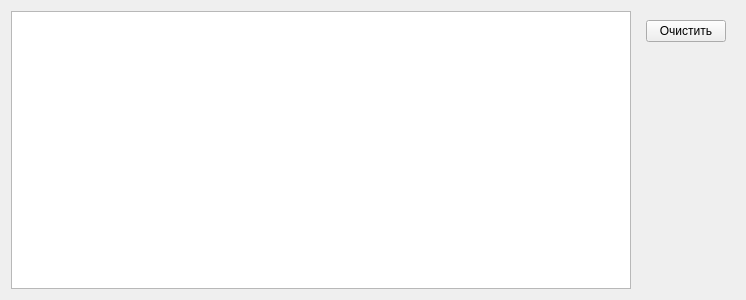
longway34/SeparaterQt2, file tcp/tcplogswigtets.ui: the form before one commit.
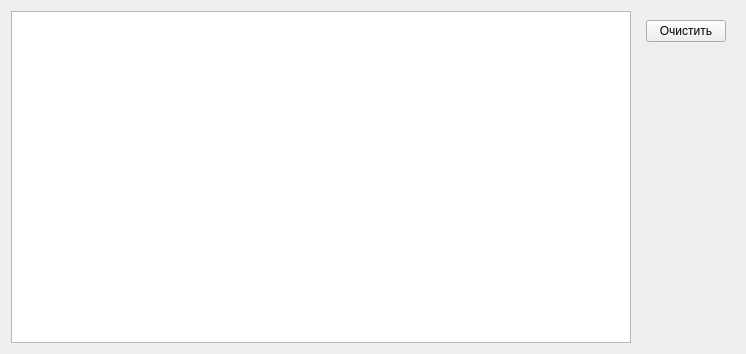
The form after the commit.

What changed in the file:
```diff
--- a/tcp/tcplogswigtets.ui
+++ b/tcp/tcplogswigtets.ui
@@ -7,15 +7,34 @@
     <x>0</x>
     <y>0</y>
     <width>746</width>
-    <height>300</height>
+    <height>354</height>
    </rect>
   </property>
   <property name="windowTitle">
    <string>Form</string>
   </property>
-  <layout class="QHBoxLayout" name="horizontalLayout_2">
+  <layout class="QVBoxLayout" name="verticalLayout_2">
    <item>
-    <widget class="QPlainTextEdit" name="ptLogs"/>
+    <widget class="QWidget" name="widget_2" native="true">
+     <layout class="QHBoxLayout" name="horizontalLayout">
+      <property name="leftMargin">
+       <number>0</number>
+      </property>
+      <property name="topMargin">
+       <number>0</number>
+      </property>
+      <property name="rightMargin">
+       <number>0</number>
+      </property>
+      <property name="bottomMargin">
+       <number>0</number>
+      </property>
+      <item>
+       <widget class="QPlainTextEdit" name="ptLogs">
+        <property name="sizeAdjustPolicy">
+         <enum>QAbstractScrollArea::AdjustToContents</enum>
+        </property>
+       </widget>
    </item>
    <item>
     <widget class="QWidget" name="widget" native="true">
@@ -39,6 +58,9 @@
          </size>
         </property>
        </spacer>
+         </item>
+        </layout>
+       </widget>
       </item>
      </layout>
     </widget>
```
Lines whose indentation alone changed are shown as unchanged.
